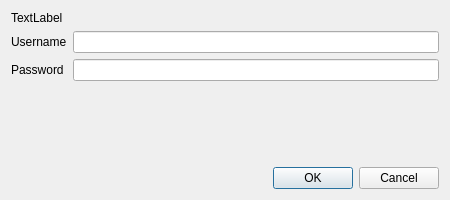
Old version of the form UI/biblioteq_passwordPrompt.ui in the repository textbrowser/biblioteq.
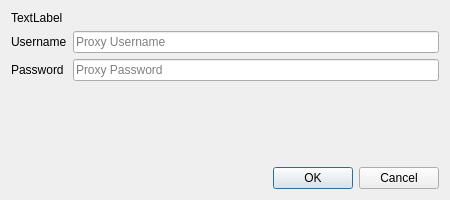
New version of the form. Icons and pictures are not drawn.

```diff
--- a/UI/biblioteq_passwordPrompt.ui
+++ b/UI/biblioteq_passwordPrompt.ui
@@ -35,7 +35,11 @@
       </widget>
      </item>
      <item row="0" column="1">
-      <widget class="QLineEdit" name="usernameLineEdit"/>
+      <widget class="QLineEdit" name="usernameLineEdit">
+       <property name="placeholderText">
+        <string>Proxy Username</string>
+       </property>
+      </widget>
      </item>
      <item row="1" column="0">
       <widget class="QLabel" name="label_2">
@@ -49,6 +53,9 @@
        <property name="echoMode">
         <enum>QLineEdit::Password</enum>
        </property>
+       <property name="placeholderText">
+        <string>Proxy Password</string>
+       </property>
       </widget>
      </item>
     </layout>
```
